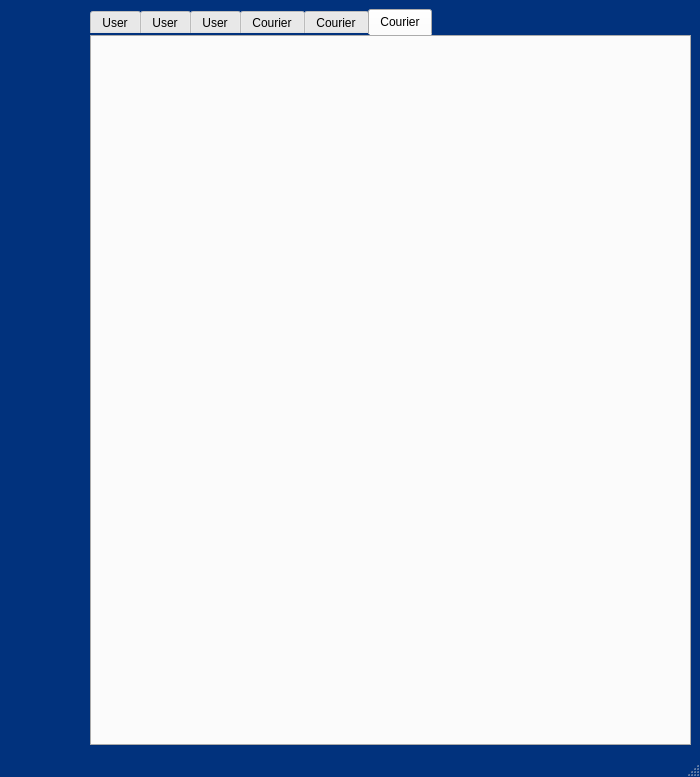
elllymAn/bysto_prosto, file mainwindow.ui: the form before one commit.
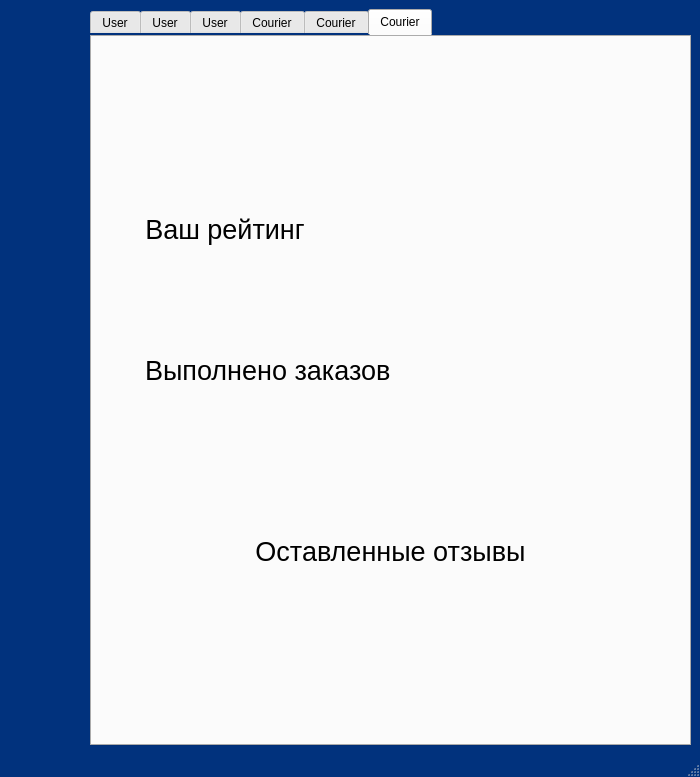
The form after the commit. The open tabs and pages were chosen to show the change. Icons and pictures are not drawn.

Patch:
```diff
--- a/mainwindow.ui
+++ b/mainwindow.ui
@@ -1139,6 +1139,230 @@
        <attribute name="title">
         <string>Courier</string>
        </attribute>
+       <layout class="QGridLayout" name="gridLayout_16">
+        <item row="0" column="0">
+         <layout class="QGridLayout" name="gridLayout_15">
+          <item row="1" column="3">
+           <widget class="QLabel" name="label_15">
+            <property name="text">
+             <string/>
+            </property>
+            <property name="pixmap">
+             <pixmap resource="pictures.qrc">:/resources/icons8-star-48-full.png</pixmap>
+            </property>
+           </widget>
+          </item>
+          <item row="1" column="5">
+           <spacer name="horizontalSpacer_18">
+            <property name="orientation">
+             <enum>Qt::Orientation::Horizontal</enum>
+            </property>
+            <property name="sizeHint" stdset="0">
+             <size>
+              <width>40</width>
+              <height>20</height>
+             </size>
+            </property>
+           </spacer>
+          </item>
+          <item row="3" column="4">
+           <widget class="QLabel" name="do_order">
+            <property name="minimumSize">
+             <size>
+              <width>100</width>
+              <height>0</height>
+             </size>
+            </property>
+            <property name="font">
+             <font>
+              <pointsize>20</pointsize>
+             </font>
+            </property>
+            <property name="text">
+             <string/>
+            </property>
+           </widget>
+          </item>
+          <item row="5" column="0" colspan="6">
+           <widget class="QLabel" name="label_19">
+            <property name="maximumSize">
+             <size>
+              <width>16777215</width>
+              <height>100</height>
+             </size>
+            </property>
+            <property name="font">
+             <font>
+              <pointsize>20</pointsize>
+             </font>
+            </property>
+            <property name="text">
+             <string>Оставленные отзывы</string>
+            </property>
+            <property name="alignment">
+             <set>Qt::AlignmentFlag::AlignCenter</set>
+            </property>
+           </widget>
+          </item>
+          <item row="1" column="4">
+           <widget class="QLabel" name="rating">
+            <property name="minimumSize">
+             <size>
+              <width>100</width>
+              <height>0</height>
+             </size>
+            </property>
+            <property name="font">
+             <font>
+              <pointsize>20</pointsize>
+             </font>
+            </property>
+            <property name="text">
+             <string/>
+            </property>
+            <property name="alignment">
+             <set>Qt::AlignmentFlag::AlignCenter</set>
+            </property>
+           </widget>
+          </item>
+          <item row="3" column="1" colspan="3">
+           <widget class="QLabel" name="label_17">
+            <property name="maximumSize">
+             <size>
+              <width>11111</width>
+              <height>170</height>
+             </size>
+            </property>
+            <property name="font">
+             <font>
+              <pointsize>20</pointsize>
+             </font>
+            </property>
+            <property name="text">
+             <string>Выполнено заказов</string>
+            </property>
+           </widget>
+          </item>
+          <item row="1" column="1">
+           <widget class="QLabel" name="label_14">
+            <property name="maximumSize">
+             <size>
+              <width>170</width>
+              <height>60</height>
+             </size>
+            </property>
+            <property name="font">
+             <font>
+              <pointsize>20</pointsize>
+             </font>
+            </property>
+            <property name="text">
+             <string>Ваш рейтинг</string>
+            </property>
+            <property name="alignment">
+             <set>Qt::AlignmentFlag::AlignCenter</set>
+            </property>
+           </widget>
+          </item>
+          <item row="1" column="2">
+           <spacer name="horizontalSpacer_20">
+            <property name="orientation">
+             <enum>Qt::Orientation::Horizontal</enum>
+            </property>
+            <property name="sizeType">
+             <enum>QSizePolicy::Policy::Fixed</enum>
+            </property>
+            <property name="sizeHint" stdset="0">
+             <size>
+              <width>40</width>
+              <height>20</height>
+             </size>
+            </property>
+           </spacer>
+          </item>
+          <item row="1" column="0">
+           <spacer name="horizontalSpacer_19">
+            <property name="orientation">
+             <enum>Qt::Orientation::Horizontal</enum>
+            </property>
+            <property name="sizeType">
+             <enum>QSizePolicy::Policy::Fixed</enum>
+            </property>
+            <property name="sizeHint" stdset="0">
+             <size>
+              <width>40</width>
+              <height>20</height>
+             </size>
+            </property>
+           </spacer>
+          </item>
+          <item row="4" column="0" colspan="6">
+           <spacer name="verticalSpacer_12">
+            <property name="orientation">
+             <enum>Qt::Orientation::Vertical</enum>
+            </property>
+            <property name="sizeType">
+             <enum>QSizePolicy::Policy::Fixed</enum>
+            </property>
+            <property name="sizeHint" stdset="0">
+             <size>
+              <width>20</width>
+              <height>40</height>
+             </size>
+            </property>
+           </spacer>
+          </item>
+          <item row="2" column="0" colspan="6">
+           <spacer name="verticalSpacer_14">
+            <property name="orientation">
+             <enum>Qt::Orientation::Vertical</enum>
+            </property>
+            <property name="sizeType">
+             <enum>QSizePolicy::Policy::Fixed</enum>
+            </property>
+            <property name="sizeHint" stdset="0">
+             <size>
+              <width>20</width>
+              <height>20</height>
+             </size>
+            </property>
+           </spacer>
+          </item>
+          <item row="0" column="0" colspan="6">
+           <spacer name="verticalSpacer_13">
+            <property name="orientation">
+             <enum>Qt::Orientation::Vertical</enum>
+            </property>
+            <property name="sizeType">
+             <enum>QSizePolicy::Policy::Fixed</enum>
+            </property>
+            <property name="sizeHint" stdset="0">
+             <size>
+              <width>20</width>
+              <height>40</height>
+             </size>
+            </property>
+           </spacer>
+          </item>
+          <item row="6" column="0" colspan="6">
+           <spacer name="verticalSpacer_15">
+            <property name="orientation">
+             <enum>Qt::Orientation::Vertical</enum>
+            </property>
+            <property name="sizeType">
+             <enum>QSizePolicy::Policy::Fixed</enum>
+            </property>
+            <property name="sizeHint" stdset="0">
+             <size>
+              <width>20</width>
+              <height>20</height>
+             </size>
+            </property>
+           </spacer>
+          </item>
+         </layout>
+        </item>
+       </layout>
       </widget>
      </widget>
     </item>
```
Left out of the diff: 191 changed lines with no effect on the pictures.
